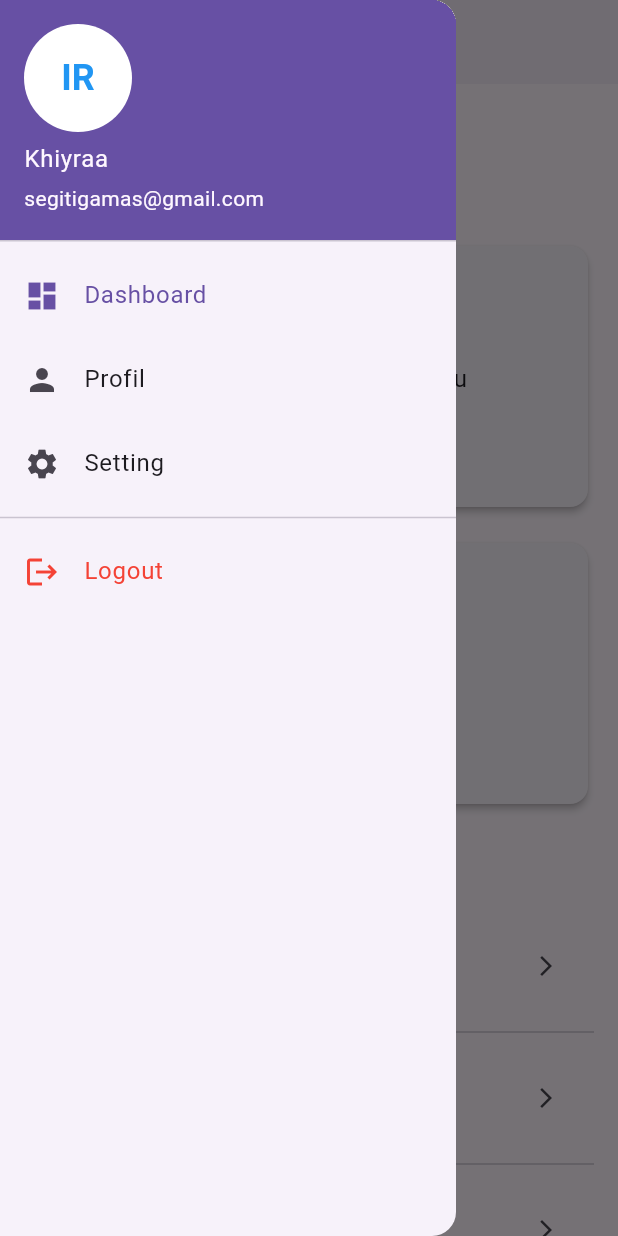
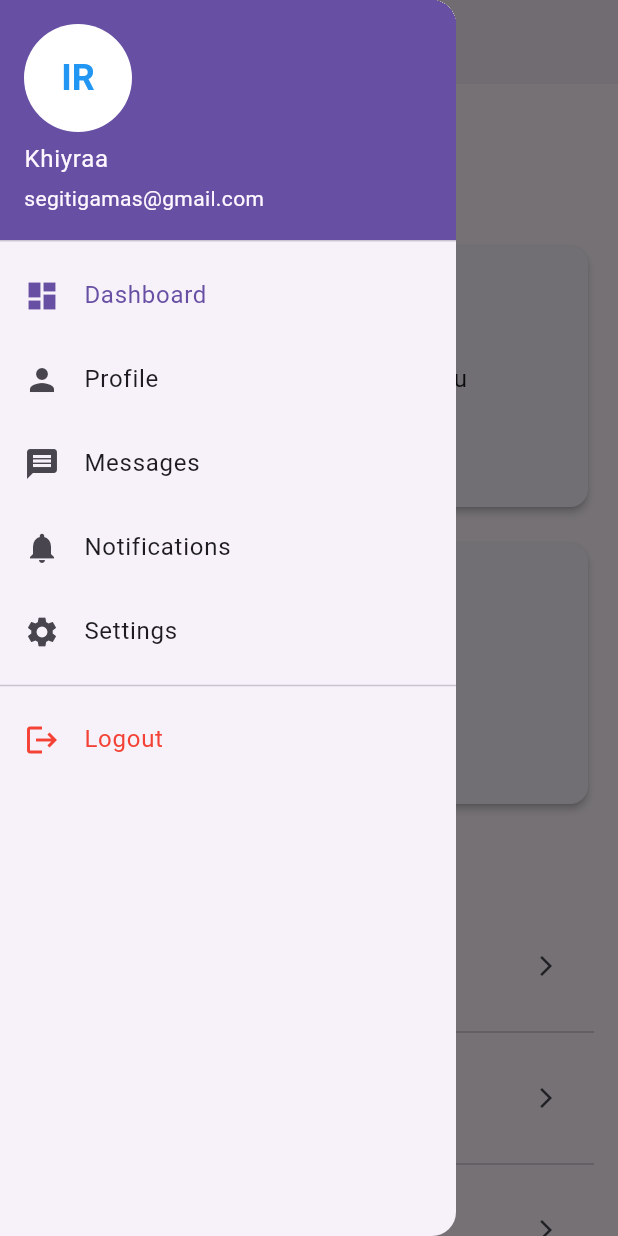
Before and after one commit to Khiyraa/Drawer, a Flutter app: the HomeScreen screen opened by its route, with the side drawer open, on a phone screen of 412 x 824 dp. Run offline on Flutter 3.47's test engine with Material 3 defaults, Android fonts, the phone set to English and light mode, and no system bars.

Commit message:
add some a pages/menus

```diff
--- a/lib/home_screen.dart
+++ b/lib/home_screen.dart
@@ -21,12 +21,16 @@ class _HomeScreenState extends State<HomeScreen> {
     const DashboardPage(),
     // Profile page
     const ProfilePage(),
+    // Messages page
+    const MessagesPage(),
+    // Notifications page
+    const NotificationsPage(),
     // Settings page
     const SettingsPage(),
   ];
 
   // Navigation titles
-  final List<String> _titles = ["Dashboard", "Profile", "Settings"];
+  final List<String> _titles = ["Dashboard", "Profile", "Messages", "Notifications", "Calls", "Settings"];
 
   void _onDrawerItemTapped(int index) {
     setState(() {
@@ -75,16 +79,29 @@ class _HomeScreenState extends State<HomeScreen> {
             // Profile option
             ListTile(
               leading: const Icon(Icons.person),
-              title: const Text('Profil'),
+              title: const Text('Profile'),
               selected: _selectedIndex == 1,
               onTap: () => _onDrawerItemTapped(1),
             ),
             // Settings option
             ListTile(
-              leading: const Icon(Icons.settings),
-              title: const Text('Setting'),
+              leading: const Icon(Icons.message),
+              title: const Text('Messages'),
               selected: _selectedIndex == 2,
               onTap: () => _onDrawerItemTapped(2),
+            ),
+            // Settings option
+            ListTile(
+              leading: const Icon(Icons.notifications),
+              title: const Text('Notifications'),
+              selected: _selectedIndex == 3,
+              onTap: () => _onDrawerItemTapped(3),
+            ),
+            ListTile(
+              leading: const Icon(Icons.settings),
+              title: const Text('Settings'),
+              selected: _selectedIndex == 4,
+              onTap: () => _onDrawerItemTapped(4),
             ),
             // Divider
             const Divider(),
@@ -372,6 +389,57 @@ class ProfilePage extends StatelessWidget {
   }
 }
 
+// Messages Page
+class MessagesPage extends StatelessWidget {
+  const MessagesPage({Key? key}) : super(key: key);
+
+  @override
+  Widget build(BuildContext context) {
+    final messages = [
+      {'sender': 'Admin', 'message': 'Selamat datang di aplikasi kami!'},
+      {'sender': 'Sistem', 'message': 'Akun Anda telah diperbarui.'},
+    ];
+
+    return ListView.builder(
+      padding: const EdgeInsets.all(16.0),
+      itemCount: messages.length,
+      itemBuilder: (context, index) {
+        final msg = messages[index];
+        return ListTile(
+          leading: const Icon(Icons.message),
+          title: Text(msg['sender']!),
+          subtitle: Text(msg['message']!),
+        );
+      },
+    );
+  }
+}
+
+// Notifications Page
+class NotificationsPage extends StatelessWidget {
+  const NotificationsPage({Key? key}) : super(key: key);
+
+  @override
+  Widget build(BuildContext context) {
+    final notifications = [
+      'Update aplikasi terbaru telah tersedia.',
+      'Jangan lupa lengkapi profil Anda.',
+    ];
+
+    return ListView.separated(
+      padding: const EdgeInsets.all(16.0),
+      itemCount: notifications.length,
+      separatorBuilder: (context, index) => const Divider(),
+      itemBuilder: (context, index) {
+        return ListTile(
+          leading: const Icon(Icons.notifications),
+          title: Text(notifications[index]),
+        );
+      },
+    );
+  }
+}
+
 // Settings Page
 class SettingsPage extends StatefulWidget {
   const SettingsPage({Key? key}) : super(key: key);
```
